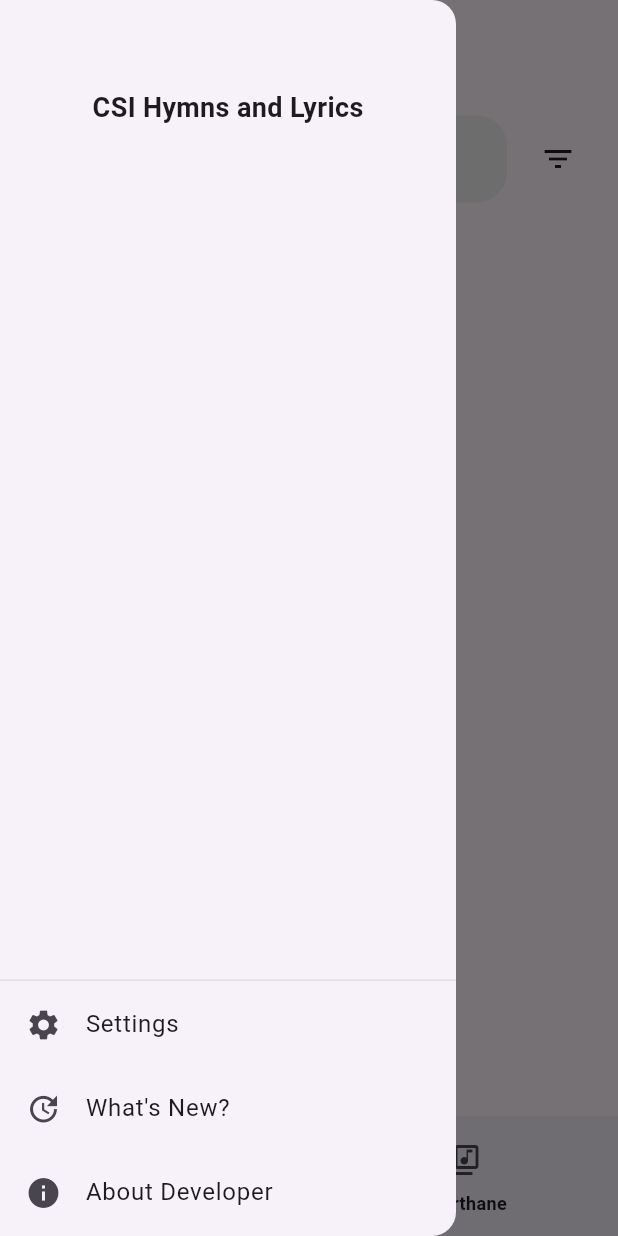
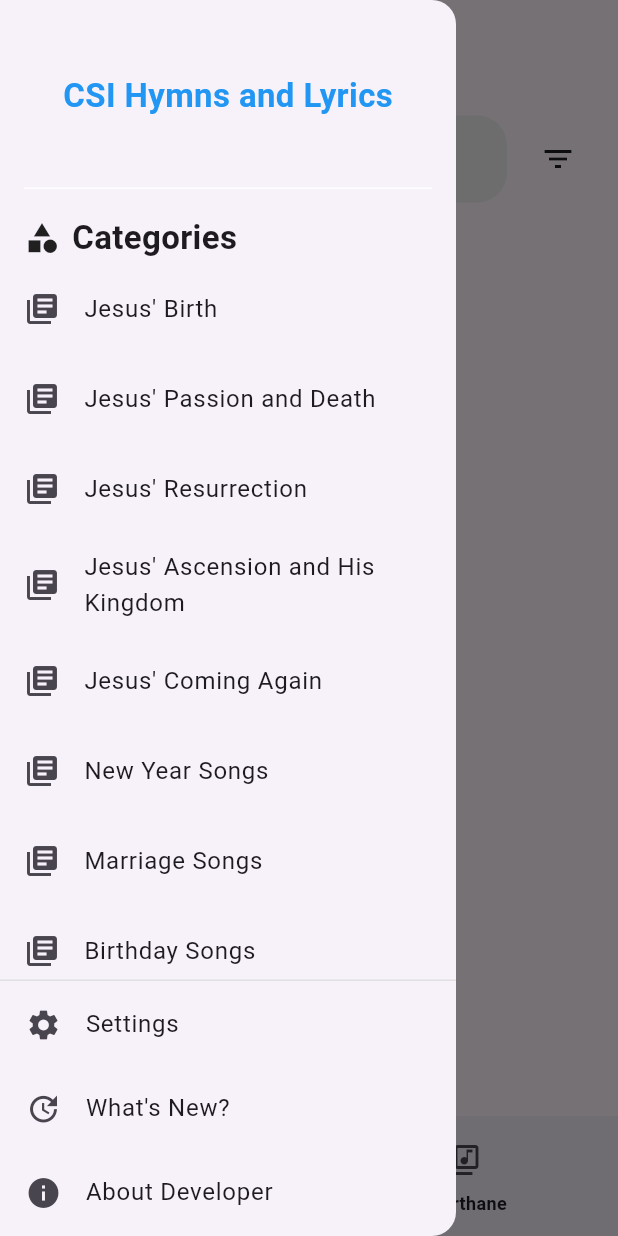
Before and after one commit to Reynold29/CSI-Hymns-and-Lyrics, a Flutter app: the screen it shows after launch, with the side drawer open, on a phone screen of 412 x 824 dp. Run offline on Flutter 3.47's test engine with Material 3 defaults, Android fonts, the light colour scheme and no system bars; our stand-ins replace font_awesome_flutter, shared_preferences.

Commit message:
flutter: Improve Sidebar
- Add Categories to the hamburger Menu
- Bump up app version

```diff
--- /dev/null
+++ b/lib/category.dart
@@ -0,0 +1,5 @@
+class Category {
+  String title;
+
+  Category({required this.title});
+}
--- a/lib/main.dart
+++ b/lib/main.dart
@@ -43,7 +43,6 @@
   const MainScreen({super.key});
 
   @override
-  // ignore: library_private_types_in_public_api
   _MainScreenState createState() => _MainScreenState();
 }
 
@@ -62,6 +61,23 @@
       _selectedIndex = index;
     });
   }
+
+  final List<String> categories = [
+    "Jesus' Birth",
+    "Jesus' Passion and Death",
+    "Jesus' Resurrection",
+    "Jesus' Ascension and His Kingdom",
+    "Jesus' Coming Again",
+    "New Year Songs",
+    "Marriage Songs",
+    "Birthday Songs",
+    "Prayer for House Warming",
+    "Prayer for Travelling",
+    "Prayer for Rain",
+    "Prayer in Trouble Times",
+    "Prayer for Healing Sickness",
+    "Prayer before Food",
+  ];
 
   @override
   void initState() {
@@ -95,21 +111,70 @@
       drawer: Drawer(
         child: Column(
           children: [
+            Expanded( // Make the scrollable portion take up available space
+              child: SingleChildScrollView(
+                child: Column(
+                  mainAxisSize: MainAxisSize.min,
+                  children: [
                     // Top Section
                     Container(
-              child: const Padding(
-                padding: EdgeInsets.only(left: 0.0),
-                child: Text('CSI Hymns and Lyrics', style: TextStyle(fontSize: 18, height: 8.0, fontWeight: FontWeight.bold)),
+                      padding: const EdgeInsets.symmetric(horizontal: 16.0, vertical: 8.0),
+                      child: const Column( // Wrap title and divider in a Column
+                        children: [
+                          Text(
+                            'CSI Hymns and Lyrics',
+                            style: TextStyle(
+                              fontSize: 22,
+                              height: 5.0,
+                              fontWeight: FontWeight.bold,
+                              color: Colors.blue, // Example color change
                             ),
                           ),
-            Expanded(
-              child: ListView(
-                children: [
-                    // Categories Coming Soon!;
+                          Divider( // Add the divider line
+                            height: 15.0, // Adjust divider height as needed
+                            thickness: 1.0, // Adjust divider thickness as needed
+                            color: Colors.white,
+                          ),
                         ],
                       ),
                     ),
-            // Bottom Block
+                    Container(
+                      padding: const EdgeInsets.symmetric(horizontal: 16.0, vertical: 2.0),
+                      child: const Row(
+                        children: [
+                          Icon(Icons.category),
+                          SizedBox(width: 8.0),
+                          Text(
+                            'Categories',
+                            style: TextStyle(fontSize: 22, fontWeight: FontWeight.bold),
+                          ),
+                        ],
+                      ),
+                    ),
+                    Flexible(
+                      child: ListView.builder(
+                        shrinkWrap: true,
+                        physics: const NeverScrollableScrollPhysics(),
+                        itemCount: categories.length,
+                        itemBuilder: (context, index) {
+                          return Padding(
+                            padding: const EdgeInsets.symmetric(vertical: 2.0),
+                            child: ListTile(
+                              leading: const Icon(Icons.library_books),
+                              title: Text(categories[index]),
+                              onTap: (){
+                                // ... Your category tap functionality
+                              },
+                            )
+                          );
+                        }
+                      ),
+                    ),
+                  ],
+                ),
+              ),
+            ),
+            // Static Bottom Block (Outside the scrollable area)
             Container(
               padding: const EdgeInsets.all(1.0),
               decoration: BoxDecoration(
@@ -117,7 +182,9 @@
               ),
               child: Column(
                 children: [
-                  ListTile(leading: const Icon(Icons.settings), title: const Text("Settings"),
+                  ListTile(
+                    leading: const Icon(Icons.settings),
+                    title: const Text("Settings"),
                     onTap: () {
                       Navigator.push(
                         context,
@@ -125,7 +192,9 @@
                       );
                     }
                   ),
-                  ListTile(leading: const Icon(Icons.update), title: const Text("What's New?"),
+                  ListTile(
+                    leading: const Icon(Icons.update),
+                    title: const Text("What's New?"),
                     onTap: () {
                       Navigator.push(
                         context,
@@ -133,7 +202,9 @@
                       );
                     }
                   ),
-                  ListTile(leading: const Icon(Icons.info), title: const Text("About Developer"),
+                  ListTile(
+                    leading: const Icon(Icons.info),
+                    title: const Text("About Developer"),
                     onTap: () {
                       Navigator.push(
                         context,
--- a/pubspec.yaml
+++ b/pubspec.yaml
@@ -16,7 +16,7 @@
 # https://developer.apple.com/library/archive/documentation/General/Reference/InfoPlistKeyReference/Articles/CoreFoundationKeys.html
 # In Windows, build-name is used as the major, minor, and patch parts
 # of the product and file versions while build-number is used as the build suffix.
-version: 2.0.0-beta+1
+version: 2.1.0-beta+1
 
 environment:
   sdk: '>=3.3.0 <4.0.0'
```
Also changed, not shown: 1 other file. Lines whose indentation alone changed are shown as unchanged.
